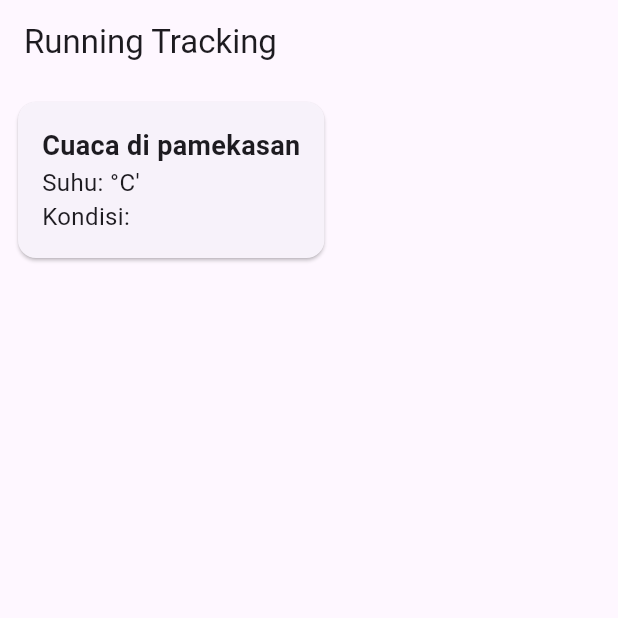
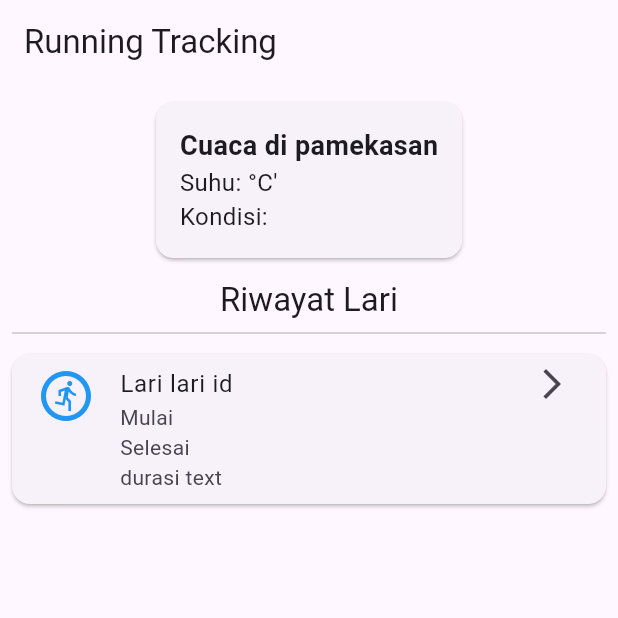
Before and after one commit to dimasbagas/Runnning_feet, a Flutter app: the screen it shows after launch, on a phone screen of 412 x 824 dp, the top half of it. Run offline on Flutter 3.47's test engine with Material 3 defaults, Android fonts, the light colour scheme and no system bars.

Commit message:
membuat card riwayat lari

```diff
--- a/lib/pages/home_screen.dart
+++ b/lib/pages/home_screen.dart
@@ -17,6 +17,8 @@
           padding: EdgeInsets.all(8.0),
           child: Column(
             children: [
+
+              // kondisi cuaca hari ini
               Card(
                 child: Padding(
                   padding: EdgeInsets.all(16.0),
@@ -46,6 +48,39 @@
                   ),
                 ),
               ),
+
+              // card riwayat lari
+            SizedBox(height: 10),
+            Text(
+              "Riwayat Lari",
+              style: Theme.of(context).textTheme.titleLarge,
+            ),
+            const Divider(),
+            Card(
+              margin: const EdgeInsets.symmetric(vertical: 6.0),
+              child: ListTile(
+                leading: const Icon(
+                  Icons.run_circle_outlined,
+                  color: Colors.blue,
+                  size: 40,
+                ),
+                title: Text("Lari lari id"),
+                subtitle: Column(
+                  crossAxisAlignment: CrossAxisAlignment.start,
+                  children: [
+                    Text(
+                      "Mulai"
+                    ),
+                    Text("Selesai"),
+                    Text("durasi text"),
+                  ],
+                ),
+                trailing: const Icon(Icons.arrow_forward_ios),
+                isThreeLine: true,
+
+                onTap: () {},
+              ),
+            )
             ],
           ),
         ),
```
